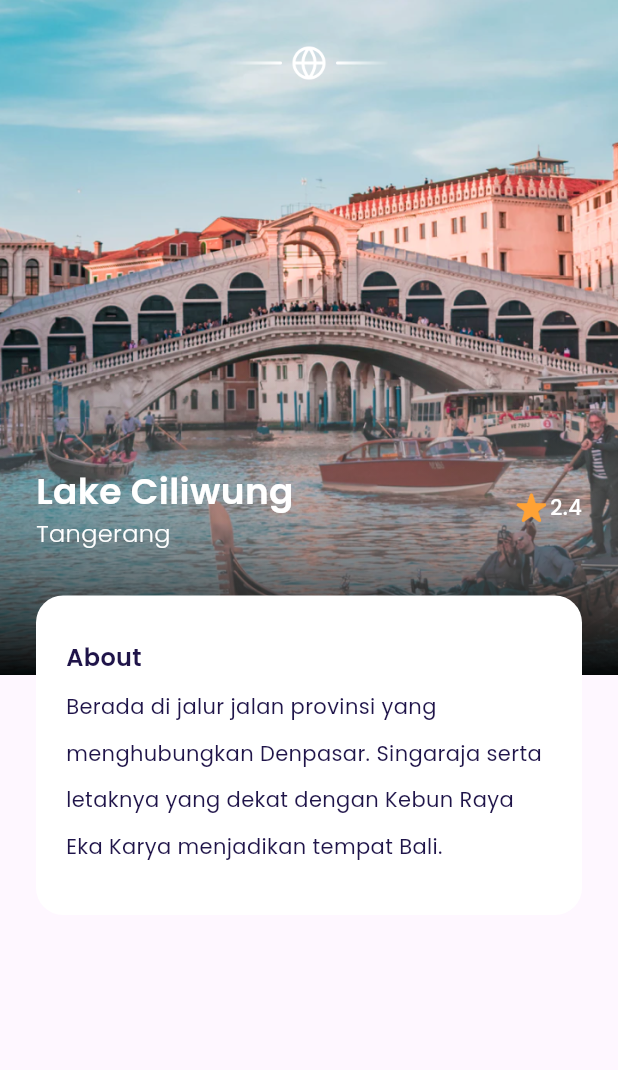
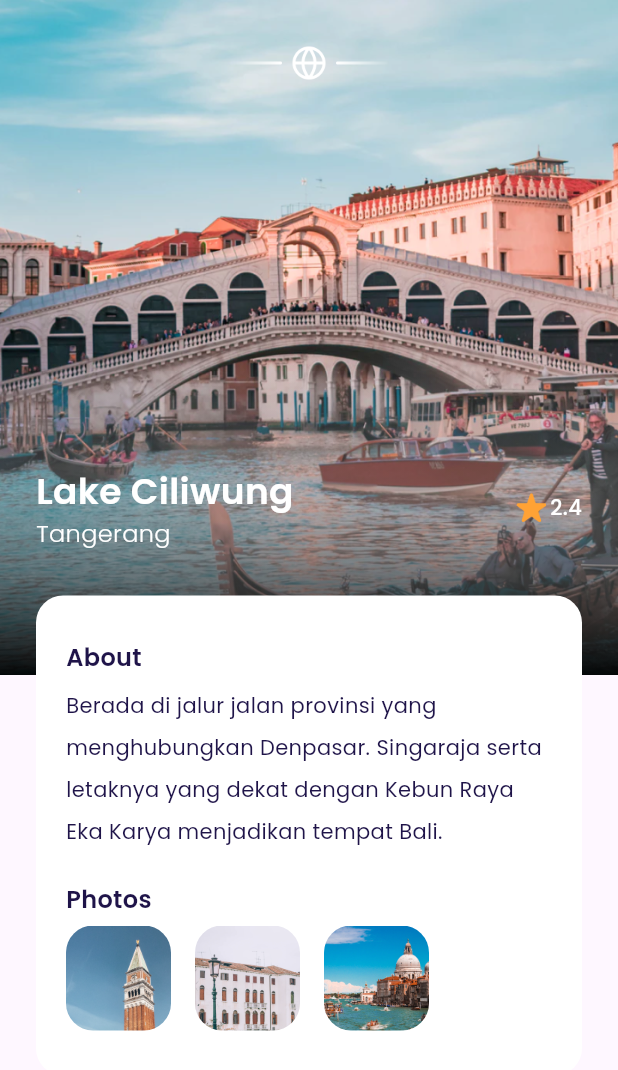
Before and after one commit to ahmadkabi/Airplane, a Flutter app: the DetailPage screen opened directly, on a phone screen of 412 x 824 dp. Shown: the top 1070 px of the screen. Run offline on Flutter 3.47's test engine with Material 3 defaults, Android fonts, the phone set to English and light mode, and no system bars; our stand-ins replace google_fonts.

Commit message:
UI Slicing : Destination Detail

```diff
--- a/lib/ui/pages/detail_page.dart
+++ b/lib/ui/pages/detail_page.dart
@@ -1,3 +1,4 @@
+import 'package:airplane/ui/widgets/photo_item.dart';
 import 'package:flutter/cupertino.dart';
 import 'package:flutter/material.dart';
 import '../../shared/theme.dart';
@@ -123,7 +124,35 @@ class DetailPage extends StatelessWidget {
                   ),
                   Text(
                     "Berada di jalur jalan provinsi yang menghubungkan Denpasar. Singaraja serta letaknya yang dekat dengan Kebun Raya Eka Karya menjadikan tempat Bali.",
-                    style: blackTextStyle.copyWith(height: 2.2),
+                    style: blackTextStyle.copyWith(height: 2),
+                  ),
+
+                  /** Note: Photos*/
+                  SizedBox(
+                    height: 20,
+                  ),
+                  Text(
+                    "Photos",
+                    style: blackTextStyle.copyWith(
+                      fontSize: 16,
+                      fontWeight: semiBold,
+                    ),
+                  ),
+                  SizedBox(
+                    height: 6,
+                  ),
+                  Row(
+                    children: [
+                      PhotoItem(
+                        imageUrl: 'assets/image_photo1.png',
+                      ),
+                      PhotoItem(
+                        imageUrl: 'assets/image_photo2.png',
+                      ),
+                      PhotoItem(
+                        imageUrl: 'assets/image_photo3.png',
+                      ),
+                    ],
                   )
                 ],
               ),
--- /dev/null
+++ b/lib/ui/widgets/photo_item.dart
@@ -0,0 +1,21 @@
+import 'package:flutter/material.dart';
+
+class PhotoItem extends StatelessWidget {
+
+  final String imageUrl;
+
+  const PhotoItem({super.key, required this.imageUrl});
+
+  @override
+  Widget build(BuildContext context) {
+    return Container(
+      height: 70,
+      width: 70,
+      margin: EdgeInsets.only(right: 16),
+      decoration: BoxDecoration(
+          borderRadius: BorderRadius.circular(18),
+          image: DecorationImage(
+              fit: BoxFit.cover, image: AssetImage(imageUrl))),
+    );
+  }
+}
```
